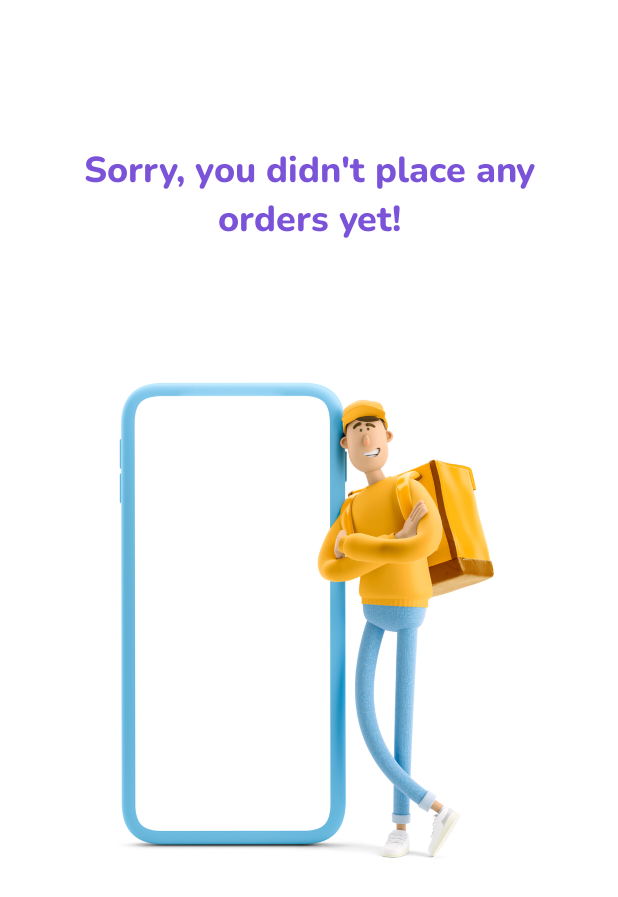
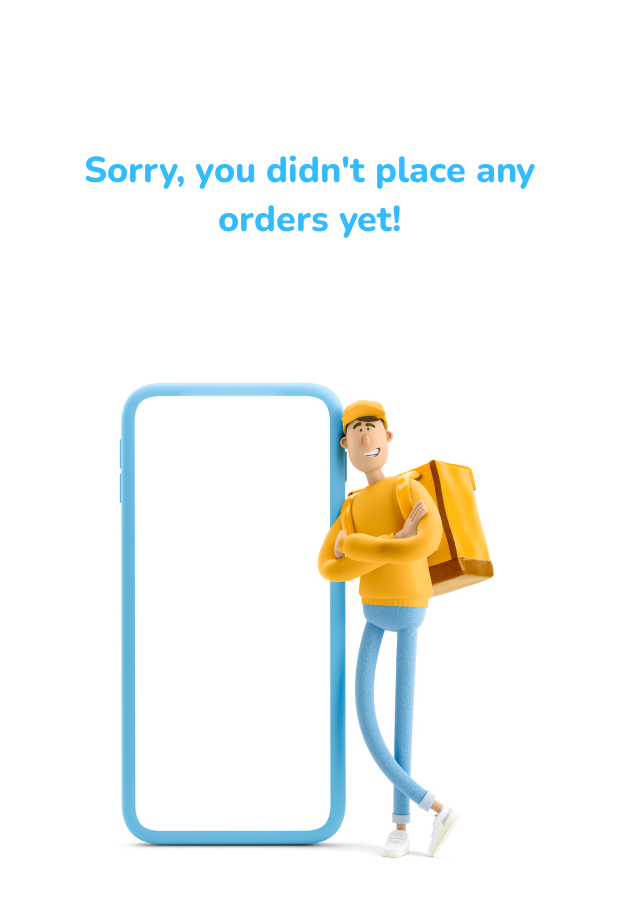
Before and after one commit to manojitht/MediApp--EFOSEYOUYES, an Android app: the Show_orders screen opened directly, with no data from a screen before it, on a phone screen of 412 x 824 dp. Shown: the top 897 px of the screen. Run offline under Robolectric (Android 15) with nearby library versions, the phone set to English and light mode, and no system bars; our stand-ins replace CircleImageView, Firebase (no records; nobody signed in at launch, a user with empty details on screens opened directly), Picasso; Roboto replaces fonts that are not available here; 4 statements that could not run were skipped.

Commit message:
Text color change on my orders activity

```diff
--- a/app/src/main/res/layout/activity_show_orders.xml
+++ b/app/src/main/res/layout/activity_show_orders.xml
@@ -131,7 +131,7 @@
         android:fontFamily="@font/nunito_extrabold"
         android:gravity="center"
         android:text="Sorry, you didn't place any orders yet!"
-        android:textColor="#7A53D8"
+        android:textColor="@color/colorLightBlue"
         android:textSize="24sp"
         app:layout_constraintBottom_toBottomOf="parent"
         app:layout_constraintEnd_toEndOf="parent"
```
